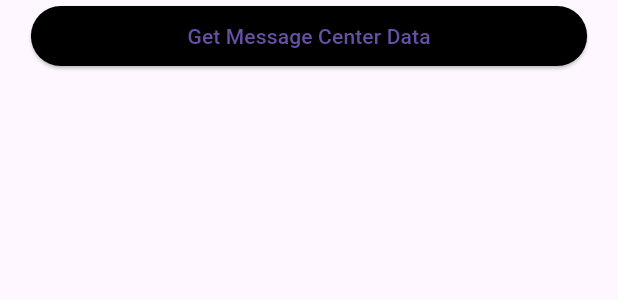
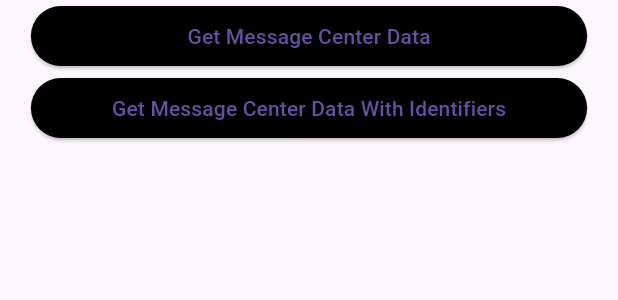
Before and after one commit to useinsider/FlutterDemo, a Flutter app: the MessageCenter widget shown alone on an empty page, opened directly, on a phone screen of 412 x 824 dp. Shown: the top 300 px of the screen. Run offline on Flutter 3.47's test engine with Material 3 defaults, Android fonts, the phone set to English and light mode, and no system bars; missing offline and left inert: flutter_insider.

Commit message:
feat: add section for message center with identifiers

```diff
--- a/lib/insider/MessageCenter.dart
+++ b/lib/insider/MessageCenter.dart
@@ -2,6 +2,7 @@ import 'package:flutter/material.dart';
 import 'package:flutter_demo/components/CustomButton.dart';
 
 import 'package:flutter_insider/flutter_insider.dart';
+import 'package:flutter_insider/src/identifiers.dart';
 
 class MessageCenter extends StatelessWidget {
   MessageCenter();
@@ -30,6 +31,31 @@ class MessageCenter extends StatelessWidget {
             ),
           ],
         ),
+        Row(
+          mainAxisAlignment: MainAxisAlignment.spaceEvenly,
+          children: <Widget>[
+            SizedBox(
+              width: MediaQuery.of(context).size.width * 0.9,
+              child: CustomButton(buttonText: 'Get Message Center Data With Identifiers', onPressed: () async {
+                // --- MESSAGE CENTER WITH IDENTIFIERS --- //
+                DateTime startDate = DateTime.now().subtract(const Duration(days: 90));
+                DateTime endDate = DateTime.now().add(const Duration(days: 90));
+
+                FlutterInsiderIdentifiers identifiers = FlutterInsiderIdentifiers()
+                    .addEmail("test@example.com")
+                    .addPhoneNumber("+1234567890")
+                    .addUserID("user123");
+
+                print('[INSIDER][getMessageCenterDataWithIdentifiers]: Method is triggered , waiting response.');
+
+                List? messageCenterData =
+                    await FlutterInsider.Instance.getMessageCenterDataWithIdentifiers(startDate, endDate, identifiers, 100);
+
+                print('[INSIDER][getMessageCenterDataWithIdentifiers]: $messageCenterData');
+              }),
+            ),
+          ],
+        ),
       ],
     );
   }
```
